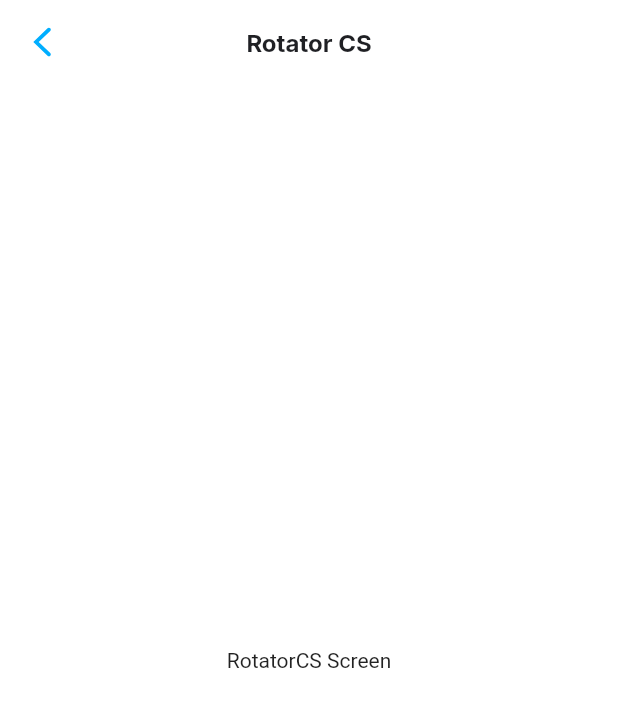
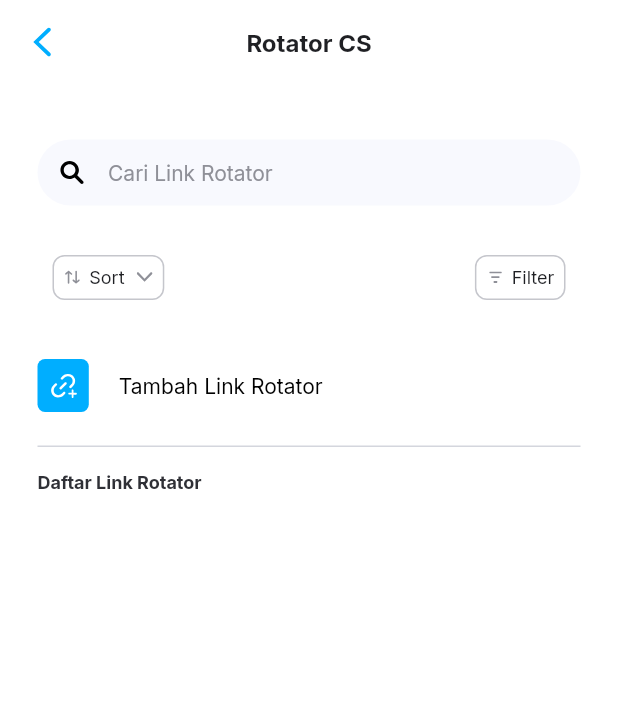
Before and after one commit to ezizull/StartADS, a Flutter app: the RotatorScreen screen opened directly, on a phone screen of 412 x 824 dp. Shown: the top 707 px of the screen. Run offline on Flutter 3.47's test engine with Material 2 defaults, Android fonts, the light colour scheme and no system bars; our stand-ins replace bloc, equatable, flutter_bloc, flutter_dotenv, flutter_svg, google_fonts and 1 more; statements that could not run were skipped.

Commit message:
ADD: rotator cs header

```diff
--- /dev/null
+++ b/lib/ui/screens/rotator_cs/component/rotator_header.dart
@@ -0,0 +1,179 @@
+// ignore_for_file: non_constant_identifier_names
+
+// Flutter imports:
+import 'package:Scriptmatic/ui/widgets/app_divider.dart';
+import 'package:flutter/material.dart';
+
+// Project imports:
+import 'package:Scriptmatic/utils/colors.dart' as AppColor;
+import 'package:Scriptmatic/utils/extensions.dart' as AppExt;
+import 'package:Scriptmatic/utils/icons.dart' as AppIcon;
+import 'package:Scriptmatic/utils/images.dart' as AppImage;
+import 'package:Scriptmatic/utils/typography.dart' as AppText;
+
+class RotatorHeader extends StatelessWidget {
+  const RotatorHeader({
+    Key? key,
+  }) : super(key: key);
+
+  @override
+  Widget build(BuildContext context) {
+    return Container(
+      margin: const EdgeInsets.only(right: 25, left: 25, top: 37),
+      child: Column(
+        children: [
+          // Search Input
+          SearchHeader(),
+
+          // Option Button
+          OptionHeader(),
+
+          // Tambah Link
+          AddRotator(),
+
+          // Divider
+          const AppDivider(
+            color: AppColor.white_D4D6DD,
+            margin: EdgeInsets.only(right: 0, left: 0, bottom: 16),
+          ),
+
+          // Daftar Link Rotator
+          Container(
+            alignment: Alignment.centerLeft,
+            child: Text('Daftar Link Rotator',
+                style: AppText.Inter12w7h14_black_2F3036),
+          )
+        ],
+      ),
+    );
+  }
+
+  // Search Header
+  Widget SearchHeader() {
+    var inputDecoration = InputDecoration(
+      hintStyle: AppText.Inter14w4_grey_8F9098,
+      icon: AppIcon.dashboard_search,
+      hintText: 'Cari Link Rotator',
+      contentPadding: const EdgeInsets.symmetric(vertical: 7),
+      border: const OutlineInputBorder(
+        borderSide: BorderSide(width: 0, style: BorderStyle.none),
+      ),
+    );
+
+    return Container(
+      margin: const EdgeInsets.only(bottom: 14),
+      padding: const EdgeInsets.symmetric(horizontal: 14),
+      height: 44,
+      decoration: BoxDecoration(
+        color: AppColor.grey_F8F9FE,
+        borderRadius: BorderRadius.circular(24),
+      ),
+      child: TextField(
+        style: AppText.Inter14w4_black,
+        decoration: inputDecoration,
+      ),
+    );
+  }
+
+  // List of Option Button
+  Widget OptionHeader() {
+    return Container(
+      padding: const EdgeInsets.all(10),
+      margin: const EdgeInsets.only(bottom: 14),
+      child: Row(
+        mainAxisAlignment: MainAxisAlignment.spaceBetween,
+        children: [
+          // Sort Button
+          OptionBtn(
+              padding: const EdgeInsets.all(7.5),
+              radius: 8,
+              backgroundColor: AppColor.white,
+              side: const BorderSide(width: 1, color: AppColor.grey_C5C6CC),
+              children: [
+                Container(
+                  height: 12,
+                  width: 12,
+                  margin: const EdgeInsets.only(right: 5),
+                  child: AppIcon.rotator_sort,
+                ),
+                Text('Sort', style: AppText.Inter12w4_black_1F2024),
+                Container(
+                  height: 12,
+                  width: 12,
+                  margin: const EdgeInsets.only(left: 7),
+                  child: AppIcon.rotator_down,
+                ),
+              ]),
+
+          // Filter Button
+          OptionBtn(
+              padding: const EdgeInsets.all(7.5),
+              radius: 8,
+              backgroundColor: AppColor.white,
+              side: const BorderSide(width: 1, color: AppColor.grey_C5C6CC),
+              children: [
+                Container(
+                  height: 12,
+                  width: 12,
+                  margin: const EdgeInsets.only(right: 5),
+                  child: AppIcon.rotator_filter,
+                ),
+                Text('Filter', style: AppText.Inter12w4_black_1F2024),
+              ])
+        ],
+      ),
+    );
+  }
+
+  // Option Button
+  Widget OptionBtn({
+    List<Widget>? children,
+    BorderSide? side,
+    double radius = 0,
+    EdgeInsets? padding,
+    Function? onPressed,
+    Color? backgroundColor,
+  }) {
+    var styleFrom = ElevatedButton.styleFrom(
+      shadowColor: AppColor.transparent,
+      backgroundColor: backgroundColor ?? AppColor.transparent,
+      minimumSize: const Size.fromRadius(7.6),
+      padding: padding,
+      side: side,
+      shape: RoundedRectangleBorder(
+        borderRadius: BorderRadius.circular(radius),
+      ),
+    );
+
+    return children != null
+        ? ElevatedButton(
+            onPressed: (() => onPressed != null ? onPressed() : null),
+            style: styleFrom,
+            child: Row(children: children))
+        : Container();
+  }
+
+  // Add Rotator
+  Widget AddRotator() {
+    var boxDecoration = BoxDecoration(
+      color: AppColor.blue_00AEFF,
+      borderRadius: BorderRadius.circular(5),
+    );
+
+    return Container(
+      margin: const EdgeInsets.only(bottom: 16),
+      child: OptionBtn(
+        padding: const EdgeInsets.all(0),
+        children: [
+          Container(
+            margin: const EdgeInsets.only(right: 20),
+            padding: const EdgeInsets.all(7.6),
+            child: AppIcon.rotator_add,
+            decoration: boxDecoration,
+          ),
+          Text('Tambah Link Rotator', style: AppText.Inter14w4_black)
+        ],
+      ),
+    );
+  }
+}
--- a/lib/ui/screens/rotator_cs/rotator_screen.dart
+++ b/lib/ui/screens/rotator_cs/rotator_screen.dart
@@ -1,21 +1,22 @@
 // ignore_for_file: library_prefixes, unused_import, non_constant_identifier_names
 
 // Flutter imports:
-import 'package:Scriptmatic/ui/screens/dashboard/dashboard_screen.dart';
 import 'package:flutter/material.dart';
+import 'package:flutter/services.dart';
 
 // Project imports:
 import 'package:Scriptmatic/config/constant/const_drawer.dart';
+import 'package:Scriptmatic/ui/screens/dashboard/dashboard_screen.dart';
+import 'package:Scriptmatic/ui/screens/rotator_cs/component/rotator_header.dart';
 import 'package:Scriptmatic/ui/widgets/app_drawer.dart';
 import 'package:Scriptmatic/utils/colors.dart' as AppColor;
 import 'package:Scriptmatic/utils/extensions.dart' as AppExt;
 import 'package:Scriptmatic/utils/icons.dart' as AppIcon;
 import 'package:Scriptmatic/utils/images.dart' as AppImage;
 import 'package:Scriptmatic/utils/typography.dart' as AppText;
-import 'package:flutter/services.dart';
 
 class RotatorScreen extends StatefulWidget {
-  RotatorScreen({Key? key}) : super(key: key);
+  const RotatorScreen({Key? key}) : super(key: key);
 
   @override
   State<RotatorScreen> createState() => _RotatorScreenState();
@@ -25,28 +26,31 @@ class _RotatorScreenState extends State<RotatorScreen> {
   @override
   Widget build(BuildContext context) {
     return Scaffold(
-      appBar: PackageAppBar(context),
+      appBar: RotatorAppBar(context),
       backgroundColor: AppColor.white,
-      body: const Center(child: Text('RotatorCS Screen')),
+      body: Column(
+        crossAxisAlignment: CrossAxisAlignment.start,
+        children: const [
+          RotatorHeader(),
+        ],
+      ),
     );
   }
 
-  AppBar PackageAppBar(BuildContext context) {
+  // Rotator AppBar
+  AppBar RotatorAppBar(BuildContext context) {
     return AppBar(
+      systemOverlayStyle: const SystemUiOverlayStyle(
+        statusBarIconBrightness: Brightness.dark,
+      ),
       leading: GestureDetector(
-        onTap: () => AppExt.pushScreen(
-          context,
-          const DashboardScreen(),
-          AppExt.RouteTransition.fade,
-        ),
+        onTap: () => AppExt.popScreen(context),
         child: Container(
           padding: const EdgeInsets.symmetric(vertical: 18, horizontal: 18),
           color: AppColor.transparent,
           child: AppIcon.package_left_button,
         ),
       ),
-      systemOverlayStyle:
-          const SystemUiOverlayStyle(statusBarIconBrightness: Brightness.dark),
       title: Text(Rotator, style: AppText.Inter16w7_black_1F2024),
       centerTitle: true,
       backgroundColor: AppColor.transparent,
--- a/lib/utils/colors.dart
+++ b/lib/utils/colors.dart
@@ -74,6 +74,7 @@ const white_D4D6DD = Color(0xFFD4D6DD);
 const black = Color(0xFF000000);
 const black_212121 = Color(0xFF212121);
 const black_1F2024 = Color(0xFF1F2024);
+const black_2F3036 = Color(0xFF2F3036);
 const black_464E5F = Color(0xFF464E5F);
 const black_222831 = Color(0xFF222831);
 const black_272727 = Color(0xFF272727);
@@ -85,7 +86,9 @@ const black_98A6AE = Color(0xFF98A6AE);
 const grey_777C7E = Color(0xFF777C7E);
 const grey_8F9098 = Color(0xFF8F9098);
 const grey_9F9FB9 = Color(0xFF9F9FB9);
+const grey_C5C6CC = Color(0xFFC5C6CC);
 const grey_F5F4F6 = Color(0xFFF5F4F6);
+const grey_F8F9FE = Color(0xFFF8F9FE);
 const grey_E0E2E2 = Color(0xFFE0E2E2);
 const grey_E5E5E5 = Color(0xFFE5E5E5);
 
--- a/lib/utils/icons.dart
+++ b/lib/utils/icons.dart
@@ -178,3 +178,43 @@ final Widget tick_banner = SvgPicture.asset(
   color: AppColor.blue_00AEFF,
   semanticsLabel: 'packge tick banner',
 );
+
+// Rotator
+const String RotatorURL = 'assets/icons/rotator/';
+
+final Widget rotator_down = SvgPicture.asset(
+  RotatorURL + 'rotator_down.svg',
+  semanticsLabel: 'rotator down',
+);
+final Widget rotator_down_active = SvgPicture.asset(
+  RotatorURL + 'rotator_down.svg',
+  color: AppColor.blue_00AEFF,
+  semanticsLabel: 'rotator down active',
+);
+final Widget rotator_filter = SvgPicture.asset(
+  RotatorURL + 'rotator_filter.svg',
+  semanticsLabel: 'rotator filter',
+);
+final Widget rotator_filter_active = SvgPicture.asset(
+  RotatorURL + 'rotator_filter.svg',
+  color: AppColor.blue_00AEFF,
+  semanticsLabel: 'rotator filter active',
+);
+final Widget rotator_sort = SvgPicture.asset(
+  RotatorURL + 'rotator_sort.svg',
+  semanticsLabel: 'rotator sort',
+);
+final Widget rotator_sort_active = SvgPicture.asset(
+  RotatorURL + 'rotator_sort.svg',
+  color: AppColor.blue_00AEFF,
+  semanticsLabel: 'rotator sort active',
+);
+final Widget rotator_add = SvgPicture.asset(
+  RotatorURL + 'rotator_add.svg',
+  semanticsLabel: 'rotator add',
+);
+final Widget rotator_add_active = SvgPicture.asset(
+  RotatorURL + 'rotator_add.svg',
+  color: AppColor.blue_00AEFF,
+  semanticsLabel: 'rotator add active',
+);
--- a/lib/utils/typography.dart
+++ b/lib/utils/typography.dart
@@ -154,6 +154,14 @@ TextStyle Inter12w6h14_black_1F2024 = GoogleFonts.inter(
   color: AppColor.black_1F2024,
 ));
 
+TextStyle Inter12w7h14_black_2F3036 = GoogleFonts.inter(
+    textStyle: const TextStyle(
+  fontSize: 12,
+  height: 14.5 / 12,
+  fontWeight: FontWeight.w700,
+  color: AppColor.black_2F3036,
+));
+
 TextStyle Inter13w7_white = GoogleFonts.inter(
     textStyle: const TextStyle(
   fontSize: 13,
@@ -173,6 +181,13 @@ TextStyle Inter12w4_grey_777C7E = GoogleFonts.inter(
   fontSize: 12,
   fontWeight: FontWeight.w400,
   color: AppColor.grey_777C7E,
+));
+
+TextStyle Inter12w4_black_1F2024 = GoogleFonts.inter(
+    textStyle: const TextStyle(
+  fontSize: 12,
+  fontWeight: FontWeight.w400,
+  color: AppColor.black_1F2024,
 ));
 
 // font Lato
--- a/pubspec.yaml
+++ b/pubspec.yaml
@@ -92,6 +92,9 @@ flutter:
     # Icons
     - assets/icons/
 
+    # Rotator Icons
+    - assets/icons/rotator/
+
     # Package Icons
     - assets/icons/paket/
 
```
Also changed, not shown: assets/icons/rotator/rotator_add.svg (added), assets/icons/rotator/rotator_down.svg (added), assets/icons/rotator/rotator_filter.svg (added), assets/icons/rotator/rotator_sort.svg (added).
